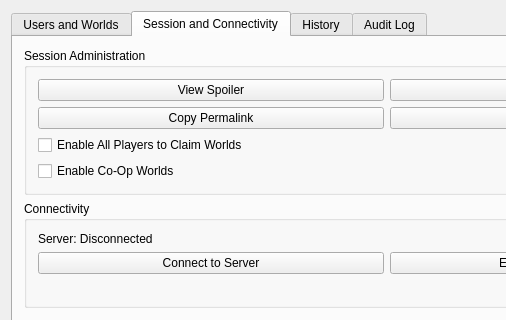
Qt form randovania/gui/ui_files/multiplayer_session.ui (randovania/randovania) before a commit; both pictures show x 0 to 506 and y 0 to 320 of the 773 by 458 pixel window.
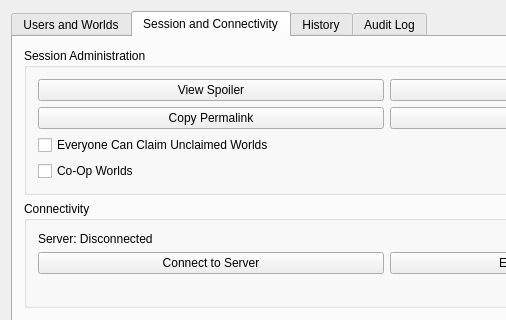
The same form after that commit. The open tabs and pages were chosen to show the change.

Commit message:
Changed per comment
Removed:
- Unnecessary `\n` at end of Tool Tip for "Co-Op Worlds"
- Unused text from Tool Tip for "Co-Op Worlds"
- Redundant assignment of Tool Tip for "Everyone Can Claim Unclaimed Worlds"

Changed:
- Former "Everyone can claim worlds" to "Everyone Can Claim Unclaimed Worlds"
- Former "Enable Co-Op" to "Co-op Worlds"

Reason: To reduce verbiage while retaining clarity.

Patch:
```diff
--- a/randovania/gui/ui_files/multiplayer_session.ui
+++ b/randovania/gui/ui_files/multiplayer_session.ui
@@ -146,7 +146,7 @@
            <item row="2" column="0">
             <widget class="QCheckBox" name="everyone_can_claim_check">
              <property name="text">
-              <string>Enable All Players to Claim Worlds</string>
+              <string>Everyone Can Claim Unclaimed Worlds</string>
              </property>
              <property name="toolTip">
               <string>By default, only admins can assign unclaimed worlds.&lt;br/&gt;Enabling this allows any player to claim an unclaimed world.</string>
@@ -156,7 +156,7 @@
            <item row="3" column="0">
             <widget class="QCheckBox" name="allow_coop_check">
              <property name="text">
-              <string>Enable Co-Op Worlds</string>
+              <string>Co-Op Worlds</string>
              </property>
              <property name="toolTip">
               <string>By default, worlds can only be assigned to a single player.&lt;br/&gt;Enabling this allows multiple players to claim and participate in world progress.</string>
```
Left out of the diff: 2 changed lines with no effect on the pictures. The commit also changes 1 other file.
